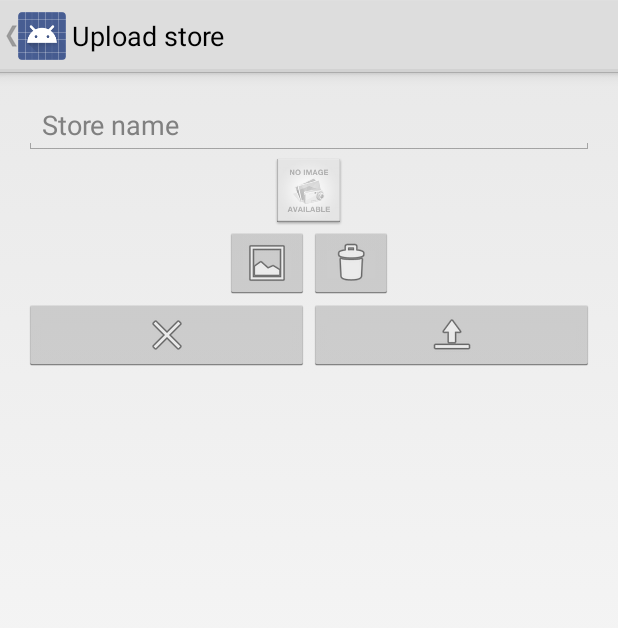
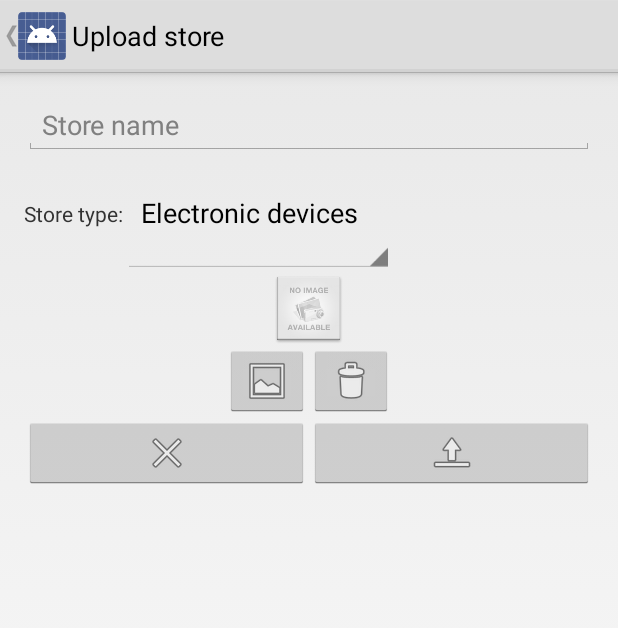
Before and after one commit to varsi94/AuctionApp, an Android app: the UploadStoreActivity screen opened directly, with no data from a screen before it, on a phone screen of 412 x 824 dp. Shown: the top 628 px of the screen. Run offline under Robolectric (Android 15) with nearby library versions, the phone set to English and light mode, and no system bars.

Commit message:
Store típusok

```diff
--- a/app/src/main/java/hu/bute/auctionapp/activities/UploadStoreActivity.java
+++ b/app/src/main/java/hu/bute/auctionapp/activities/UploadStoreActivity.java
@@ -9,14 +9,17 @@ import android.net.Uri;
 import android.os.Bundle;
 import android.provider.MediaStore;
 import android.view.View;
+import android.widget.ArrayAdapter;
 import android.widget.EditText;
 import android.widget.ImageButton;
 import android.widget.ImageView;
+import android.widget.Spinner;
 import android.widget.Toast;
 
 import hu.bute.auctionapp.AuctionApplication;
 import hu.bute.auctionapp.R;
 import hu.bute.auctionapp.data.StoreData;
+import hu.bute.auctionapp.data.StoreTypes;
 import hu.bute.auctionapp.parsewrapper.CloudHandler;
 
 public class UploadStoreActivity extends Activity {
@@ -25,6 +28,7 @@ public class UploadStoreActivity extends Activity {
     private ImageButton okBtn;
     private ImageButton cancelBtn;
     private ImageButton deleteImageBtn;
+    private Spinner storeTypeSpinner;
     private EditText storeNameET;
     private ImageView previewImage;
     private String pictureFileName;
@@ -89,7 +93,7 @@ public class UploadStoreActivity extends Activity {
 
         Toast.makeText(this, R.string.uploading, Toast.LENGTH_LONG).show();
         String storeName = storeNameET.getText().toString();
-        StoreData data = new StoreData(storeName, 0);
+        StoreData data = new StoreData(storeName, 0, "");
         data.setPictureFileName(pictureFileName);
         AuctionApplication app = (AuctionApplication) getApplication();
         app.cloud.saveStore(data, new CloudHandler.ResultCallback() {
@@ -121,6 +125,10 @@ public class UploadStoreActivity extends Activity {
 
         storeNameET = (EditText) findViewById(R.id.storeNameUploadET);
         previewImage = (ImageView) findViewById(R.id.imagePreview);
+        storeTypeSpinner = (Spinner) findViewById(R.id.storeTypeSpinner);
+        ArrayAdapter<String> adapter =
+                new ArrayAdapter<String>(this, android.R.layout.simple_dropdown_item_1line, StoreTypes.getValues());
+        storeTypeSpinner.setAdapter(adapter);
     }
 
     private void pickImage() {
--- a/app/src/main/java/hu/bute/auctionapp/adapters/StoresAdapter.java
+++ b/app/src/main/java/hu/bute/auctionapp/adapters/StoresAdapter.java
@@ -108,6 +108,7 @@ public class StoresAdapter extends BaseAdapter{
         public TextView storeNameTV;
         public ImageView pictureIV;
         public TextView clicksTV;
+        public TextView typeTV;
     }
 
     @Override
@@ -121,12 +122,14 @@ public class StoresAdapter extends BaseAdapter{
             holder.storeNameTV = (TextView) view.findViewById(R.id.storeNameET);
             holder.pictureIV = (ImageView) view.findViewById(R.id.iconPicImageView);
             holder.clicksTV = (TextView) view.findViewById(R.id.clicksTV);
+            holder.typeTV = (TextView) view.findViewById(R.id.typeTV);
             view.setTag(holder);
         } else {
             holder = (ViewHolder) view.getTag();
         }
         holder.storeNameTV.setText(data.getName());
         holder.clicksTV.setText(app.getString(R.string.viewsLabel) + data.getClicks());
+        holder.typeTV.setText(app.getString(R.string.typeLabel) + data.getType());
         if (data.getPictureFileName() == null) {
             holder.pictureIV.setImageResource(R.drawable.nophoto);
         } else {
--- /dev/null
+++ b/app/src/main/java/hu/bute/auctionapp/data/StoreTypes.java
@@ -0,0 +1,27 @@
+package hu.bute.auctionapp.data;
+
+/**
+ * Konstansok az áruház-típusokhoz.
+ * Created by Varsi on 2014.12.09..
+ */
+public class StoreTypes {
+    public static String ELECTRONIC_DEVICES = "Electronic devices";
+    public static String SUPERMARKET = "Supermarket";
+    public static String FASHION = "Fashion";
+    public static String SERVICES = "Services";
+    public static String OTHER = "Other";
+
+    public static boolean isValid(String value) {
+        String[] arr = new String[] {ELECTRONIC_DEVICES, SUPERMARKET, FASHION, SERVICES, OTHER};
+        for (String s : arr) {
+            if (s.equals(value)) {
+                return true;
+            }
+        }
+        return false;
+    }
+
+    public static String[] getValues() {
+        return new String[] {ELECTRONIC_DEVICES, SUPERMARKET, FASHION, SERVICES, OTHER};
+    }
+}
--- a/app/src/main/java/hu/bute/auctionapp/parsewrapper/ParseHandler.java
+++ b/app/src/main/java/hu/bute/auctionapp/parsewrapper/ParseHandler.java
@@ -40,6 +40,7 @@ public class ParseHandler implements CloudHandler {
     private static final String STORE_NAME = "name";
     private static final String STORE_LOGO_PICTRUE = "logo_pic";
     private static final String STORE_CLICKS = "clicks";
+    private static final String STORE_TYPE = "type";
     private static final String PRODUCT_CLASSNAME = "Products";
     private static final String PRODUCT_NAME = "name";
     private static final String PRODUCT_PRICE = "price";
@@ -70,7 +71,8 @@ public class ParseHandler implements CloudHandler {
     private void parseObjectToStore(ParseObject obj, boolean fileSave, final ResultCallback callback) {
         String name = obj.getString(STORE_NAME);
         int clicks = obj.getNumber(STORE_CLICKS).intValue();
-        final StoreData result = new StoreData(name, clicks);
+        String storeType = obj.getString(STORE_TYPE);
+        final StoreData result = new StoreData(name, clicks, storeType);
         result.setObjectId(obj.getObjectId());
 
         final ParseFile picture = obj.getParseFile(STORE_LOGO_PICTRUE);
--- a/app/src/main/res/layout/activity_upload_store.xml
+++ b/app/src/main/res/layout/activity_upload_store.xml
@@ -22,6 +22,20 @@
                     android:layout_height="wrap_content"
                     android:hint="@string/store_name"
                     android:id="@+id/storeNameUploadET"/>
+                <LinearLayout
+                    android:layout_width="match_parent"
+                    android:layout_height="wrap_content"
+                    android:orientation="horizontal">
+                    <TextView
+                        android:layout_width="wrap_content"
+                        android:layout_height="wrap_content"
+                        android:text="@string/store_type"
+                        android:layout_gravity="center"/>
+                    <Spinner
+                        android:layout_width="wrap_content"
+                        android:layout_height="wrap_content"
+                        android:id="@+id/storeTypeSpinner"/>
+                </LinearLayout>
 
                 <ImageView
                     android:layout_width="wrap_content"
--- a/app/src/main/res/layout/store_line.xml
+++ b/app/src/main/res/layout/store_line.xml
@@ -27,5 +27,11 @@
             android:id="@+id/clicksTV"
             android:layout_margin="@dimen/activity_vertical_margin"/>
 
+        <TextView
+            android:layout_width="match_parent"
+            android:layout_height="wrap_content"
+            android:id="@+id/typeTV"
+            android:layout_margin="16dp"/>
+
     </LinearLayout>
 </LinearLayout>
--- a/app/src/main/res/values/strings.xml
+++ b/app/src/main/res/values/strings.xml
@@ -46,6 +46,8 @@
     <string name="store_uploading_failed">Store uploading failed!</string>
     <string name="store_uploading_successful">Store uploading was successful!</string>
     <string name="uploading">Uploading...</string>
+    <string name="typeLabel">"Type: "</string>
+    <string name="store_type">Store type:</string>
 
 
 </resources>
--- a/app/src/main/res/values/styles.xml
+++ b/app/src/main/res/values/styles.xml
@@ -5,4 +5,10 @@
         <!-- Customize your theme here. -->
     </style>
 
+    <style name="spinnerDropDownItemStyle" parent="@android:style/Widget.DropDownItem.Spinner">
+        <item name="android:padding">5dp</item>
+        <item name="android:color">#000000</item>
+    </style>
+
+
 </resources>
```
Also changed, not shown: app/src/main/java/hu/bute/auctionapp/activities/UploadActivity.java (+3 -7 lines), app/src/main/java/hu/bute/auctionapp/adapters/StoresAdapterForSpinner.java (renamed from app/src/main/java/hu/bute/auctionapp/adapters/StoresAdapterForTV.java, +6 -5 lines), app/src/main/java/hu/bute/auctionapp/data/StoreData.java (+11 -1 lines), app/src/main/res/layout/store_line_spinner.xml (added, +11 -0 lines).
